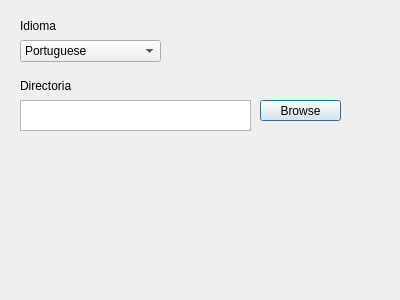
First picture: the form in config.ui, repository AlexFMM/mp3Player, before the edit.
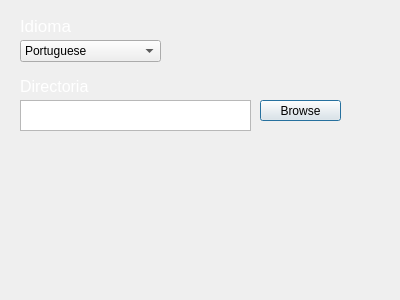
Second picture: the form after the edit. Icons and pictures are not drawn.

Diff of the .ui file:
```diff
--- a/config.ui
+++ b/config.ui
@@ -13,6 +13,9 @@
   <property name="windowTitle">
    <string>Dialog</string>
   </property>
+  <property name="styleSheet">
+   <string notr="true">#Config {background: url(:/imagens/backgorund.png);}</string>
+  </property>
   <widget class="QComboBox" name="comboBox">
    <property name="geometry">
     <rect>
@@ -62,6 +65,14 @@
      <height>75</height>
     </size>
    </property>
+   <property name="font">
+    <font>
+     <pointsize>13</pointsize>
+    </font>
+   </property>
+   <property name="styleSheet">
+    <string notr="true">#label_2{color: rgb(255, 255, 255)}</string>
+   </property>
    <property name="text">
     <string>Idioma</string>
    </property>
@@ -113,6 +124,14 @@
      <height>75</height>
     </size>
    </property>
+   <property name="font">
+    <font>
+     <pointsize>12</pointsize>
+    </font>
+   </property>
+   <property name="styleSheet">
+    <string notr="true">#label_3{color: rgb(255, 255, 255)}</string>
+   </property>
    <property name="text">
     <string>Directoria</string>
    </property>
```
